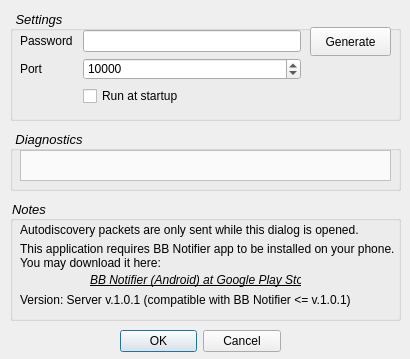
Above: CallNotifierServer/SettingsDialog.ui from coder4hire/BBNotifier before the change. Below: the same form after it.
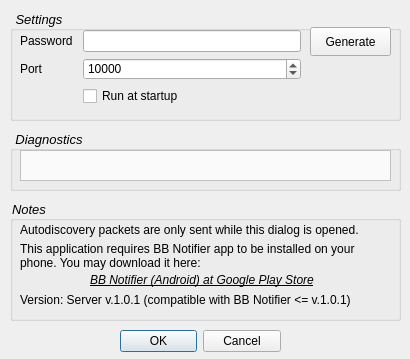
That is the form after the change. Icons and pictures are not drawn. Custom widgets are drawn as their Qt base class.

```diff
--- a/CallNotifierServer/SettingsDialog.ui
+++ b/CallNotifierServer/SettingsDialog.ui
@@ -194,13 +194,15 @@
      <rect>
       <x>10</x>
       <y>40</y>
-      <width>381</width>
+      <width>351</width>
       <height>31</height>
      </rect>
     </property>
     <property name="text">
-     <string>This application requires BB Notifier app to be installed on your phone.
-You may download it here:</string>
+     <string>This application requires BB Notifier app to be installed on your phone. You may download it here:</string>
+    </property>
+    <property name="wordWrap">
+     <bool>true</bool>
     </property>
    </widget>
    <widget class="QLinkLabel" name="linkLabel">
@@ -208,7 +210,7 @@
      <rect>
       <x>80</x>
       <y>70</y>
-      <width>211</width>
+      <width>301</width>
       <height>21</height>
      </rect>
     </property>
@@ -239,7 +241,7 @@
      <rect>
       <x>10</x>
       <y>20</y>
-      <width>351</width>
+      <width>381</width>
       <height>20</height>
      </rect>
     </property>
```
